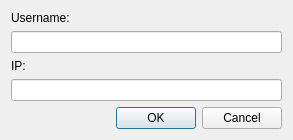
First picture: the form in dialog.ui, repository xxxperimental/QtChatClient, before the edit.
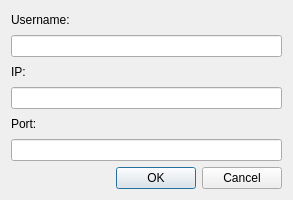
Second picture: the form after the edit.

What changed in the file:
```diff
--- a/dialog.ui
+++ b/dialog.ui
@@ -7,7 +7,7 @@
     <x>0</x>
     <y>0</y>
     <width>293</width>
-    <height>136</height>
+    <height>200</height>
    </rect>
   </property>
   <property name="windowTitle">
@@ -38,6 +38,16 @@
      </property>
     </widget>
    </item>
+   <item>
+    <widget class="QLabel" name="laPort">
+     <property name="text">
+      <string>Port:</string>
+     </property>
+    </widget>
+   </item>
+   <item>
+    <widget class="QLineEdit" name="lePort"/>
+   </item>
    <item>
     <widget class="QDialogButtonBox" name="buttonBox">
      <property name="locale">
```
Left out of the diff: 4 changed lines with no effect on the pictures.
